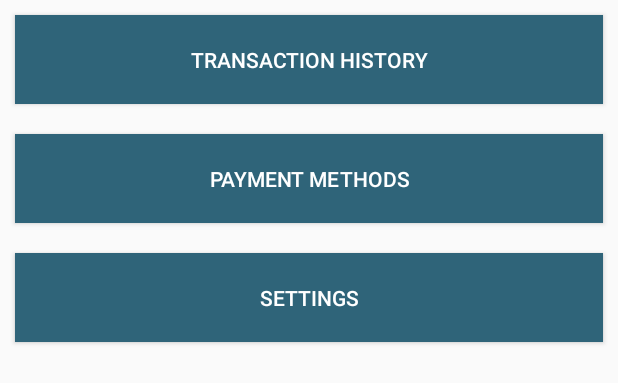
After one commit to czyang/545_checksplit_client, an Android app: the layout fragment_home_buttons.xml on its own in the app's theme, with its tools: preview values and no code run, on a phone screen of 412 x 824 dp. The commit adds this screen. Shown: the top 383 px of the screen. Run offline under Robolectric (Android 15) with nearby library versions, the phone set to English and light mode, and no system bars.

Commit message:
Added home buttons

```diff
--- /dev/null
+++ b/app/src/main/res/layout/fragment_home_buttons.xml
@@ -0,0 +1,53 @@
+<?xml version="1.0" encoding="utf-8"?>
+
+
+<ScrollView xmlns:android="http://schemas.android.com/apk/res/android"
+    android:orientation="vertical" android:layout_width="match_parent"
+    android:layout_height="match_parent">
+
+    <LinearLayout
+        android:orientation="vertical" android:layout_width="match_parent"
+        android:layout_height="match_parent"
+        android:gravity="center">
+        <Button
+            android:layout_width="match_parent"
+            android:layout_margin="10dp"
+            android:padding="20dp"
+            android:gravity="center"
+            android:textColor="@color/white"
+            android:background="@color/colorAccent"
+            android:layout_height="wrap_content"
+            android:id="@+id/transaction_history"
+            android:text="Transaction History">
+
+        </Button>
+
+        <Button
+            android:layout_width="match_parent"
+            android:padding="20dp"
+            android:layout_margin="10dp"
+            android:gravity="center"
+            android:textColor="@color/white"
+            android:background="@color/colorAccent"
+            android:layout_height="wrap_content"
+            android:id="@+id/payment_methods"
+            android:text="Payment Methods">
+
+        </Button>
+
+        <Button
+            android:layout_width="match_parent"
+            android:padding="20dp"
+            android:gravity="center"
+            android:textColor="@color/white"
+            android:layout_margin="10dp"
+            android:background="@color/colorAccent"
+            android:layout_height="wrap_content"
+            android:id="@+id/settings"
+            android:text="Settings">
+
+        </Button>
+
+    </LinearLayout>
+
+</ScrollView>
--- a/app/src/main/res/values/colors.xml
+++ b/app/src/main/res/values/colors.xml
@@ -2,6 +2,6 @@
 <resources>
     <color name="colorPrimary">#008577</color>
     <color name="colorPrimaryDark">#00574B</color>
-    <color name="colorAccent">#D81B60</color>
+    <color name="colorAccent">#2f6479</color>
     <color name="white">#FFF</color>
 </resources>
```
Also changed, not shown: app/src/main/java/com/checksplit/sommer/checksplit/HomeButtonsFragment.java (added, +29 -0 lines), app/src/main/java/com/checksplit/sommer/checksplit/MainActivity.java (+4 -3 lines), app/src/main/res/layout/activity_main.xml (+9 -10 lines).
